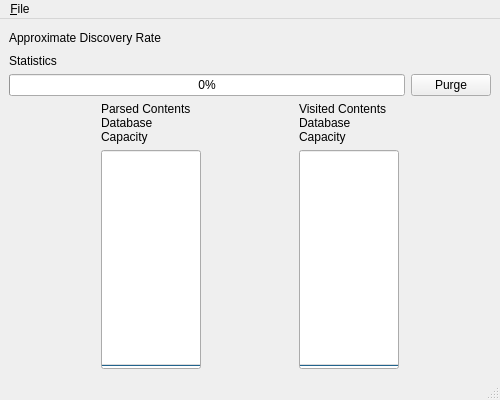
Before: the Qt Designer form UI/pandemonium_statistics.ui in nurfalie/pandamonium, drawn with Qt 5.
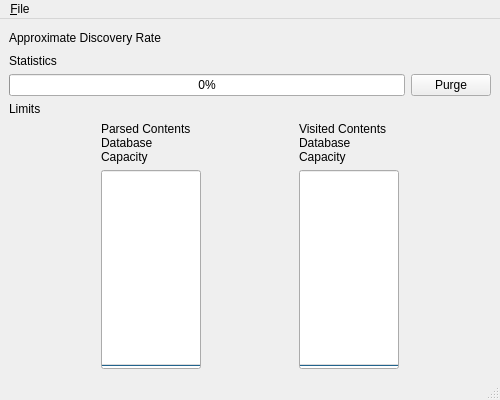
After: the same form once the commit is applied. Icons and pictures are not drawn.

Commit message: Pausing of network objects. Some statistics work.

The edit to the form file:
```diff
--- a/UI/pandemonium_statistics.ui
+++ b/UI/pandemonium_statistics.ui
@@ -80,6 +80,16 @@
       </item>
      </layout>
     </item>
+    <item>
+     <widget class="QLabel" name="database_limits">
+      <property name="text">
+       <string>Limits</string>
+      </property>
+      <property name="wordWrap">
+       <bool>true</bool>
+      </property>
+     </widget>
+    </item>
     <item>
      <layout class="QHBoxLayout" name="horizontalLayout">
       <item>
```
The commit also changes 3 other files.
